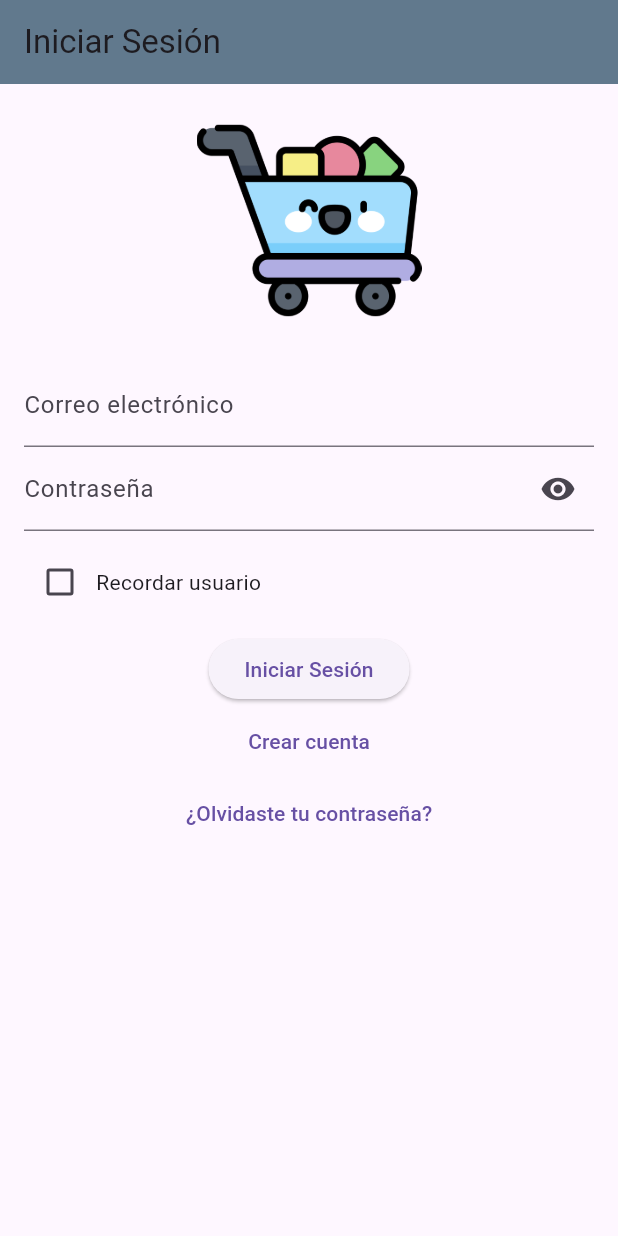
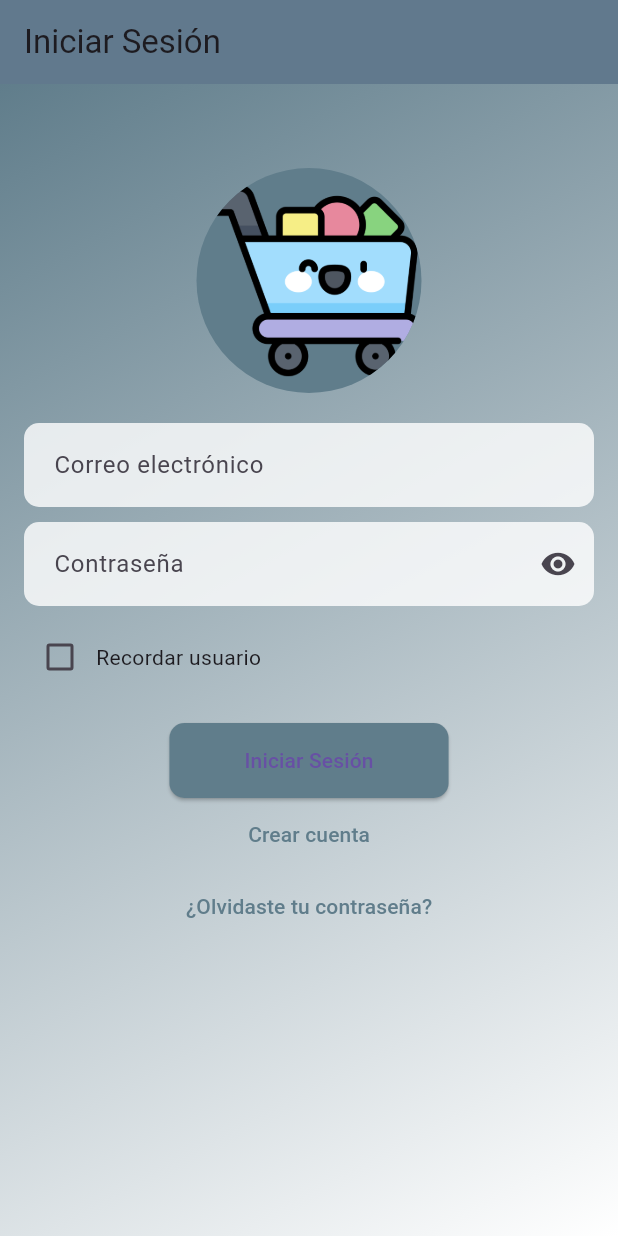
Before and after one commit to VictorM4nu31/super_app, a Flutter app: the screen it shows after launch, on a phone screen of 412 x 824 dp. Run offline on Flutter 3.47's test engine with Material 3 defaults, Android fonts, the phone set to English and light mode, and no system bars; our stand-ins replace cloud_firestore, firebase_auth, firebase_core; accounts and stored records are empty.

Commit message:
Cambios realizados por jhoana

```diff
--- a/lib/screens/auth/login_screen.dart
+++ b/lib/screens/auth/login_screen.dart
@@ -1,7 +1,7 @@
 import 'package:flutter/material.dart';
 import '../../services/auth_service.dart';
 import 'register_screen.dart';
-import 'reset_password_screen.dart'; // Importa la pantalla de recuperación
+import 'reset_password_screen.dart';
 import '../product/product_list_screen.dart';
 
 class LoginScreen extends StatefulWidget {
@@ -55,25 +55,57 @@ class _LoginScreenState extends State<LoginScreen> {
         backgroundColor: Colors.blueGrey,
         elevation: 4.0,
       ),
-      body: SingleChildScrollView(
-        // Envuelve el contenido para que sea desplazable
+      body: Container(
+        width: double.infinity,
+        height: double.infinity,
+        decoration: const BoxDecoration(
+          gradient: LinearGradient(
+            colors: [Colors.blueGrey, Colors.white],
+            begin: Alignment.topLeft,
+            end: Alignment.bottomRight,
+          ),
+        ),
+        child: SingleChildScrollView(
           child: Padding(
             padding: const EdgeInsets.all(16.0),
             child: Form(
               key: _formKey,
               child: Column(
                 mainAxisAlignment: MainAxisAlignment.center,
+                crossAxisAlignment: CrossAxisAlignment.center,
                 children: <Widget>[
-                Image.asset(
+                  const SizedBox(height: 40),
+                  CircleAvatar(
+                    radius: 75.0,
+                    backgroundColor: Colors.blueGrey,
+                    child: ClipOval(
+                      child: Image.asset(
                         'images/supermercado.png',
+                        fit: BoxFit.cover,
                         height: 150.0,
                         width: 150.0,
+                      ),
+                    ),
                   ),
                   const SizedBox(height: 20),
                   TextFormField(
                     controller: _emailController,
-                  decoration: const InputDecoration(
+                    decoration: InputDecoration(
                       labelText: 'Correo electrónico',
+                      filled: true,
+                      fillColor: Colors.white.withOpacity(0.8),
+                      border: OutlineInputBorder(
+                        borderRadius: BorderRadius.circular(10.0),
+                      ),
+                      enabledBorder: OutlineInputBorder(
+                        borderRadius: BorderRadius.circular(10.0),
+                        borderSide: const BorderSide(color: Colors.transparent),
+                      ),
+                      focusedBorder: OutlineInputBorder(
+                        borderRadius: BorderRadius.circular(10.0),
+                        borderSide: const BorderSide(color: Colors.blueGrey),
+                      ),
+                      contentPadding: const EdgeInsets.all(16.0),
                     ),
                     keyboardType: TextInputType.emailAddress,
                     validator: (value) {
@@ -86,13 +118,30 @@ class _LoginScreenState extends State<LoginScreen> {
                       return null;
                     },
                   ),
+                  const SizedBox(height: 10),
                   TextFormField(
                     controller: _passwordController,
                     decoration: InputDecoration(
                       labelText: 'Contraseña',
+                      filled: true,
+                      fillColor: Colors.white.withOpacity(0.8),
+                      border: OutlineInputBorder(
+                        borderRadius: BorderRadius.circular(10.0),
+                      ),
+                      enabledBorder: OutlineInputBorder(
+                        borderRadius: BorderRadius.circular(10.0),
+                        borderSide: const BorderSide(color: Colors.transparent),
+                      ),
+                      focusedBorder: OutlineInputBorder(
+                        borderRadius: BorderRadius.circular(10.0),
+                        borderSide: const BorderSide(color: Colors.blueGrey),
+                      ),
+                      contentPadding: const EdgeInsets.all(16.0),
                       suffixIcon: IconButton(
                         icon: Icon(
-                        _obscureText ? Icons.visibility : Icons.visibility_off,
+                          _obscureText
+                              ? Icons.visibility
+                              : Icons.visibility_off,
                         ),
                         onPressed: () {
                           setState(() {
@@ -126,11 +175,19 @@ class _LoginScreenState extends State<LoginScreen> {
                       const Text('Recordar usuario'),
                     ],
                   ),
-                const SizedBox(height: 10),
+                  const SizedBox(height: 20),
                   _isLoading
                       ? const CircularProgressIndicator()
                       : ElevatedButton(
                           onPressed: _login,
+                          style: ElevatedButton.styleFrom(
+                            padding: const EdgeInsets.symmetric(
+                                horizontal: 50.0, vertical: 15.0),
+                            backgroundColor: Colors.blueGrey,
+                            shape: RoundedRectangleBorder(
+                              borderRadius: BorderRadius.circular(10.0),
+                            ),
+                          ),
                           child: const Text('Iniciar Sesión'),
                         ),
                   TextButton(
@@ -141,7 +198,10 @@ class _LoginScreenState extends State<LoginScreen> {
                             builder: (context) => const RegisterScreen()),
                       );
                     },
-                  child: const Text('Crear cuenta'),
+                    child: const Text(
+                      'Crear cuenta',
+                      style: TextStyle(color: Colors.blueGrey),
+                    ),
                   ),
                   TextButton(
                     onPressed: () {
@@ -151,9 +211,16 @@ class _LoginScreenState extends State<LoginScreen> {
                             builder: (context) => const ResetPasswordScreen()),
                       );
                     },
-                  child: const Text('¿Olvidaste tu contraseña?'),
+                    child: const Text(
+                      '¿Olvidaste tu contraseña?',
+                      style: TextStyle(color: Colors.blueGrey),
                     ),
+                  ),
+                  const SizedBox(
+                      height:
+                          40), // Ajusta el tamaño aquí para que el contenido sea desplazable
                 ],
+              ),
             ),
           ),
         ),
```
Lines whose indentation alone changed are shown as unchanged.
